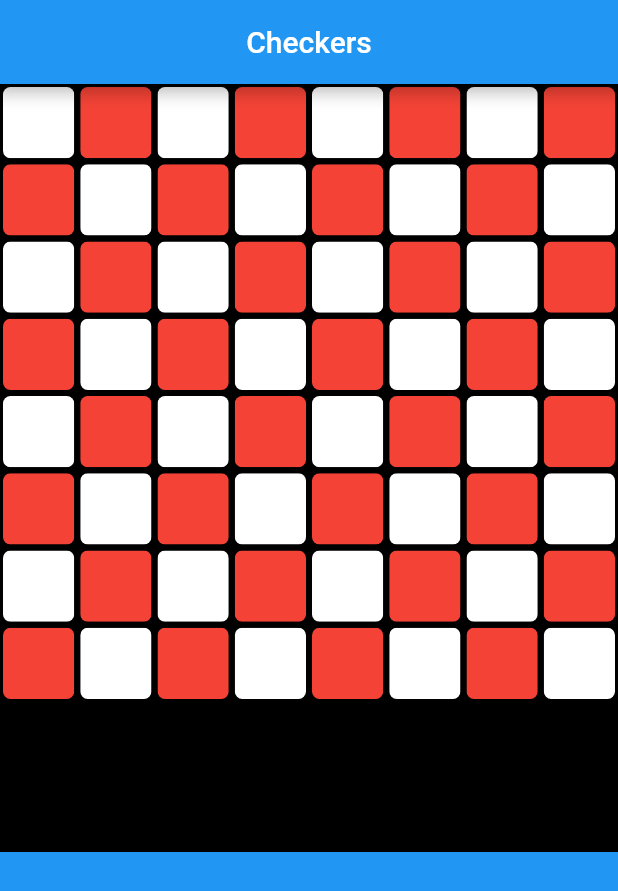
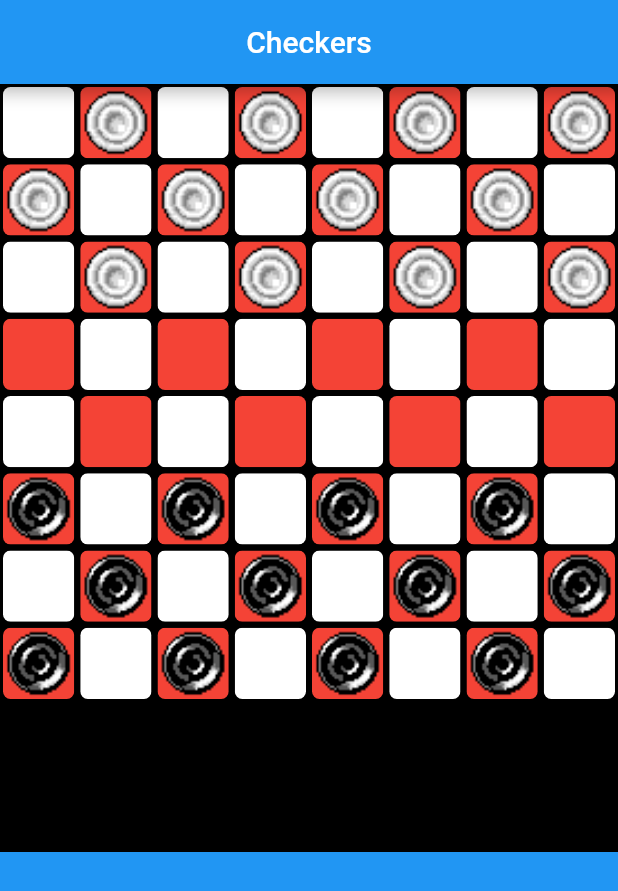
Before and after one commit to OverDEdge/Checkers, a Flutter app: the screen it shows after launch, on a phone screen of 412 x 824 dp. Shown: the top 891 px of the screen. Run offline on Flutter 3.47's test engine with Material 2 defaults, Android fonts, the phone set to English and light mode, and no system bars.

Commit message:
Added App icon as well as checkers tile starting positions and images

```diff
--- a/lib/homepage.dart
+++ b/lib/homepage.dart
@@ -1,4 +1,6 @@
 import 'package:flutter/material.dart';
+
+import 'tile.dart';
 
 class HomePage extends StatefulWidget {
   @override
@@ -7,6 +9,8 @@ class HomePage extends StatefulWidget {
 
 class _HomePageState extends State<HomePage> {
   final int numberOfSquares = 64, squaresInRow = 8;
+  List<int> player1Tiles = [1, 3, 5, 7, 8, 10, 12, 14, 17, 19, 21, 23];
+  List<int> player2Tiles = [40, 42, 44, 46, 49, 51, 53, 55, 56, 58, 60, 62];
 
   @override
   Widget build(BuildContext context) {
@@ -23,31 +27,35 @@ class _HomePageState extends State<HomePage> {
                 flex: 2,
                 child: Container(
                   child: GridView.builder(
-                      physics: NeverScrollableScrollPhysics(),
+                      //physics: NeverScrollableScrollPhysics(),
                       itemCount: numberOfSquares,
                       gridDelegate: SliverGridDelegateWithFixedCrossAxisCount(
                         crossAxisCount: squaresInRow,
                       ),
                       itemBuilder: (BuildContext context, int index) {
                         if ((index + (index / squaresInRow).floor()) % 2 == 0) {
-                          return Padding(
-                            padding: const EdgeInsets.all(2.0),
-                            child: ClipRRect(
-                              borderRadius: BorderRadius.circular(5.0),
-                              child: Container(
-                                color: Colors.white,
-                              ),
+                          return MyTile(
+                            color: Colors.white,
+                          );
+                        } else if (player1Tiles.contains(index)) {
+                          return MyTile(
+                            color: Colors.red,
+                            image: DecorationImage(
+                              image: AssetImage('lib/images/tile2.png'),
+                              fit: BoxFit.fill,
+                            ),
+                          );
+                        } else if (player2Tiles.contains(index)) {
+                          return MyTile(
+                            color: Colors.red,
+                            image: DecorationImage(
+                              image: AssetImage('lib/images/tile1.png'),
+                              fit: BoxFit.fill,
                             ),
                           );
                         } else {
-                          return Padding(
-                            padding: const EdgeInsets.all(2.0),
-                            child: ClipRRect(
-                              borderRadius: BorderRadius.circular(5.0),
-                              child: Container(
-                                color: Colors.red,
-                              ),
-                            ),
+                          return MyTile(
+                            color: Colors.red,
                           );
                         }
                       }),
--- a/lib/main.dart
+++ b/lib/main.dart
@@ -1,3 +1,9 @@
+/*
+Checkers icon: "https://icons8.com/icons/set/checkers"
+by Icons8: "https://icons8.com"
+Checkers tile by: "https://opengameart.org/users/andi"
+*/
+
 import 'package:flutter/material.dart';
 
 import './homepage.dart';
--- /dev/null
+++ b/lib/tile.dart
@@ -0,0 +1,24 @@
+import 'package:flutter/material.dart';
+
+class MyTile extends StatelessWidget {
+  final DecorationImage image;
+  final Color color;
+
+  MyTile({@required this.color, this.image});
+
+  @override
+  Widget build(BuildContext context) {
+    return Padding(
+      padding: const EdgeInsets.all(2.0),
+      child: ClipRRect(
+        borderRadius: BorderRadius.circular(5.0),
+        child: Container(
+          decoration: BoxDecoration(
+            image: image,
+            color: color,
+          ),
+        ),
+      ),
+    );
+  }
+}
--- a/pubspec.yaml
+++ b/pubspec.yaml
@@ -42,8 +42,8 @@ flutter:
   # the material Icons class.
   uses-material-design: true
   # To add assets to your application, add an assets section, like this:
-  # assets:
-  #   - images/a_dot_burr.jpeg
+  assets:
+    - lib/images/
   #   - images/a_dot_ham.jpeg
   # An image asset can refer to one or more resolution-specific "variants", see
   # https://flutter.dev/assets-and-images/#resolution-aware.
```
Also changed, not shown: lib/images/tile1.png (added), lib/images/tile2.png (added), 37 other files.
